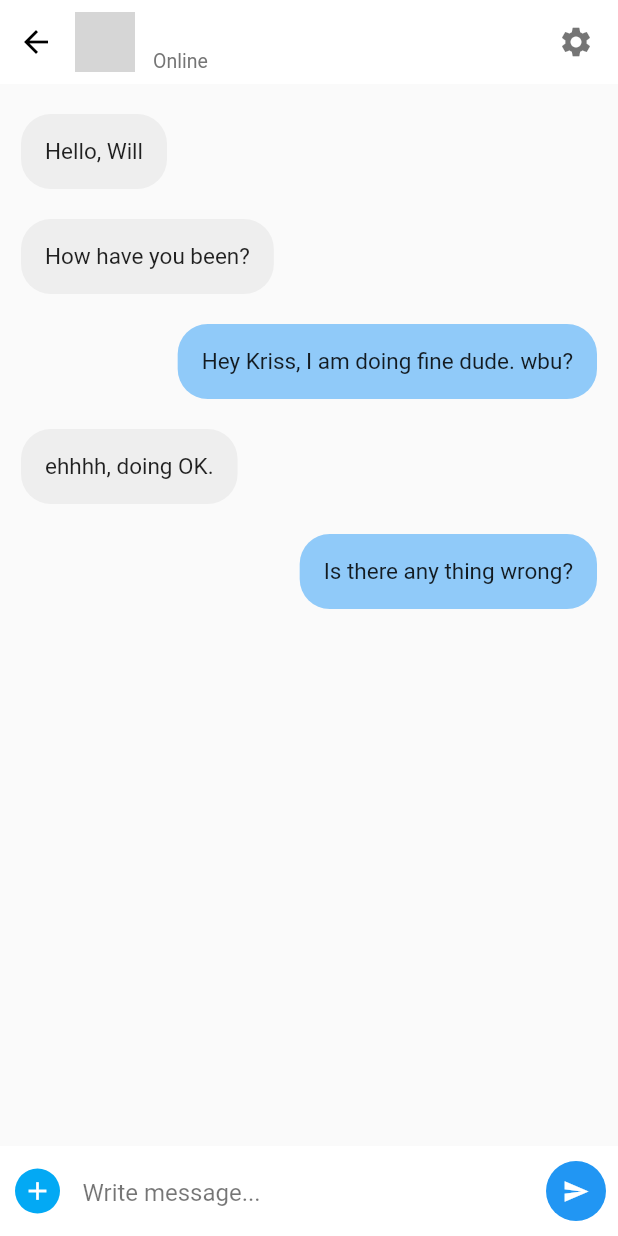
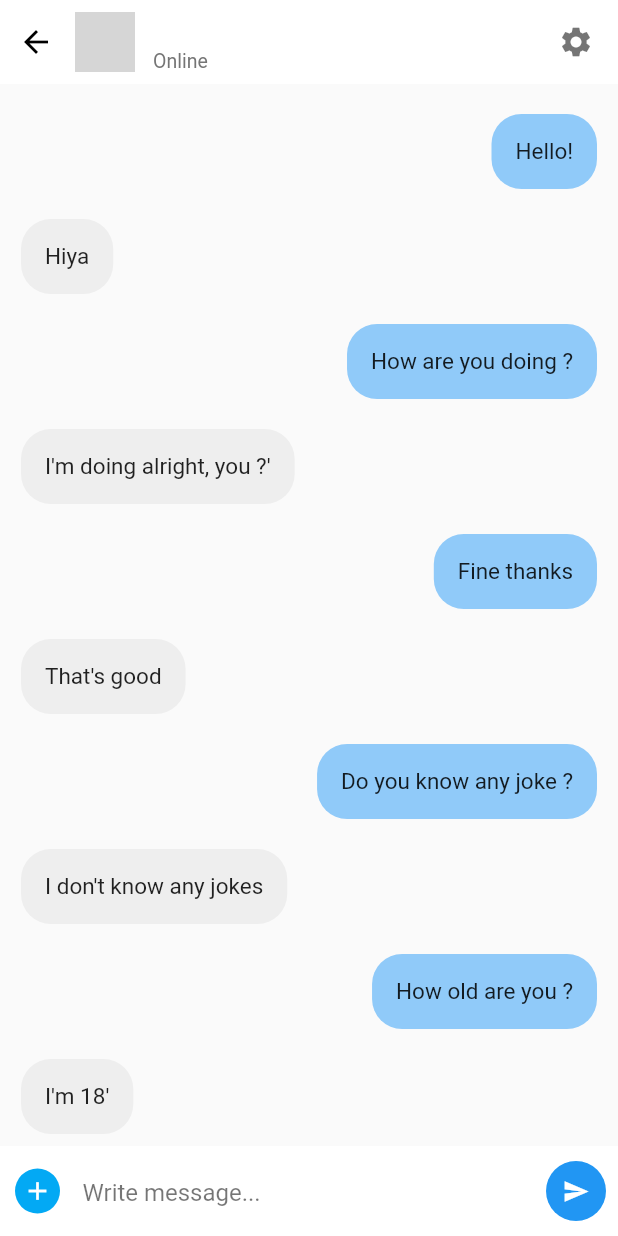
Before and after one commit to amineboujnah-dev/psychobot, a Flutter app: the ChatDetailPage screen opened directly with empty values, after a tap on the "send" icon, on a phone screen of 412 x 824 dp. Run offline on Flutter 3.47's test engine with Material 2 defaults, Android fonts, the phone set to English and light mode, and no system bars; our stand-ins replace cloud_firestore, email_validator, firebase_auth, firebase_core, firebase_storage, flutter_spinkit and 5 more; accounts and stored records are empty; network calls fail; grey boxes are pictures that could not be loaded.

Commit message:
adding flask

```diff
--- a/lib/ui/screens/home/widgets/chatDeatilPage.dart
+++ b/lib/ui/screens/home/widgets/chatDeatilPage.dart
@@ -1,5 +1,8 @@
+import 'dart:convert';
+
 import 'package:flutter/material.dart';
 import 'package:psychobot/core/models/chatMessageModel.dart';
+import 'package:http/http.dart' as http;
 
 class ChatDetailPage extends StatefulWidget {
   String PersonName;
@@ -12,15 +15,37 @@ class ChatDetailPage extends StatefulWidget {
 
 class _ChatDetailPageState extends State<ChatDetailPage> {
   List<ChatMessage> messages = [
-    ChatMessage(messageContent: "Hello, Will", messageType: "receiver"),
-    ChatMessage(messageContent: "How have you been?", messageType: "receiver"),
+    ChatMessage(messageContent: "Hello!", messageType: "sender"),
+    ChatMessage(messageContent: "Hiya", messageType: "receiver"),
+    ChatMessage(messageContent: "How are you doing ?", messageType: "sender"),
     ChatMessage(
-        messageContent: "Hey Kriss, I am doing fine dude. wbu?",
-        messageType: "sender"),
-    ChatMessage(messageContent: "ehhhh, doing OK.", messageType: "receiver"),
+        messageContent: "I'm doing alright, you ?'", messageType: "receiver"),
+    ChatMessage(messageContent: "Fine thanks", messageType: "sender"),
+    ChatMessage(messageContent: "That's good", messageType: "receiver"),
     ChatMessage(
-        messageContent: "Is there any thing wrong?", messageType: "sender"),
+        messageContent: "Do you know any joke ?", messageType: "sender"),
+    ChatMessage(
+        messageContent: "I don't know any jokes", messageType: "receiver"),
+    ChatMessage(messageContent: "How old are you ?", messageType: "sender"),
+    ChatMessage(messageContent: "I'm 18'", messageType: "receiver"),
+    ChatMessage(messageContent: "Good bye!", messageType: "sender"),
+    ChatMessage(messageContent: "bye bye", messageType: "receiver"),
   ];
+  String? name = "";
+  String final_response =
+      ""; //will be displayed on the screen once we get the data from the server
+  int senderType = 0;
+  List myList = [];
+  String message = "";
+  final _formkey = GlobalKey<FormState>();
+  Future<void> _savingData() async {
+    final validation = _formkey.currentState!.validate();
+    if (!validation) {
+      return;
+    }
+    _formkey.currentState!.save();
+  }
+
   @override
   Widget build(BuildContext context) {
     return Scaffold(
@@ -88,19 +113,18 @@ class _ChatDetailPageState extends State<ChatDetailPage> {
             itemCount: messages.length,
             shrinkWrap: true,
             padding: EdgeInsets.only(top: 10, bottom: 10),
-            physics: NeverScrollableScrollPhysics(),
             itemBuilder: (context, index) {
               return Container(
                 padding:
                     EdgeInsets.only(left: 14, right: 14, top: 10, bottom: 10),
                 child: Align(
-                  alignment: (messages[index].messageType == "receiver"
+                  alignment: (messages[index].messageType == 'receiver'
                       ? Alignment.topLeft
                       : Alignment.topRight),
                   child: Container(
                     decoration: BoxDecoration(
                       borderRadius: BorderRadius.circular(20),
-                      color: (messages[index].messageType == "receiver"
+                      color: (messages[index].messageType == 'receiver'
                           ? Colors.grey.shade200
                           : Colors.blue[200]),
                     ),
@@ -114,6 +138,10 @@ class _ChatDetailPageState extends State<ChatDetailPage> {
               );
             },
           ),
+          /*Text(
+            "${final_response}${myList.length}",
+            style: TextStyle(fontSize: 24),
+          ),*/
           Align(
             alignment: Alignment.bottomLeft,
             child: Container(
@@ -143,18 +171,47 @@ class _ChatDetailPageState extends State<ChatDetailPage> {
                     width: 15,
                   ),
                   Expanded(
-                    child: TextField(
-                      decoration: InputDecoration(
-                          hintText: "Write message...",
-                          hintStyle: TextStyle(color: Colors.black54),
-                          border: InputBorder.none),
+                    child: Form(
+                      key: _formkey,
+                      child: TextFormField(
+                        onSaved: (value) {
+                          name = value;
+                          _formkey.currentState!.reset();
+                          //getting data from the user form and assigning it to name
+                        },
+                        decoration: InputDecoration(
+                            hintText: "Write message...",
+                            hintStyle: TextStyle(color: Colors.black54),
+                            border: InputBorder.none),
+                      ),
                     ),
                   ),
                   SizedBox(
                     width: 15,
                   ),
                   FloatingActionButton(
-                    onPressed: () {},
+                    onPressed: () async {
+                      //validating the form and saving it
+                      _savingData();
+
+                      //url to send the post request to
+                      final url = 'http://192.168.1.19:80/name';
+
+                      //sending a post request to the url
+                      final response = await http.post(Uri.parse(url),
+                          body: json.encode({'name': name}));
+                      final response2 = await http.get(Uri.parse(url));
+
+                      //converting the fetched data from json to key value pair that can be displayed on the screen
+                      final decoded =
+                          json.decode(response2.body) as Map<String, dynamic>;
+                      setState(() {
+                        final_response = decoded['name'];
+                        myList = decoded['myList'];
+                        senderType = decoded['type'];
+                        message = decoded['message'];
+                      });
+                    },
                     child: Icon(
                       Icons.send,
                       color: Colors.white,
@@ -163,6 +220,29 @@ class _ChatDetailPageState extends State<ChatDetailPage> {
                     backgroundColor: Colors.blue,
                     elevation: 0,
                   ),
+                  /*FlatButton(
+                    onPressed: () async {
+                      //url to send the get request to
+                      final url = 'http://192.168.1.19:80/name';
+
+                      //getting data from the python server script and assigning it to response
+                      final response = await http.get(Uri.parse(url));
+
+                      //converting the fetched data from json to key value pair that can be displayed on the screen
+                      final decoded =
+                          json.decode(response.body) as Map<String, dynamic>;
+
+                      //changing the UI be reassigning the fetched data to final response
+                      setState(() {
+                        final_response = decoded['name'];
+                        myList = decoded['myList'];
+                      });
+                    },
+                    child: Text('GET'),
+                    color: Colors.lightBlue,
+                  ),*/
+
+                  //displays the data on the screen
                 ],
               ),
             ),
--- a/lib/ui/screens/home/widgets/stream_provider.dart
+++ b/lib/ui/screens/home/widgets/stream_provider.dart
@@ -14,9 +14,9 @@ class HomeScreen extends StatefulWidget {
 class _HomeState extends State<HomeScreen> {
   List<ChatUsers> chatUsers = [
     ChatUsers(
-        name: "Jane Russel",
+        name: "Psychobot",
         messageText: "Awesome Setup",
-        imageURL: "assets/images/icon1.jpg",
+        imageURL: "assets/images/psychobot.png",
         time: "Now"),
     ChatUsers(
         name: "Glady's Murphy",
--- a/pubspec.yaml
+++ b/pubspec.yaml
@@ -47,6 +47,7 @@ dependencies:
   url_launcher: ^6.0.9
   share_plus: ^2.1.4
   fluttertoast: ^8.0.7
+  http: ^0.13.4
 
 dev_dependencies:
   flutter_test:
```
Also changed, not shown: assets/images/psychobot.png (added), pubspec.lock, 1 other file.
